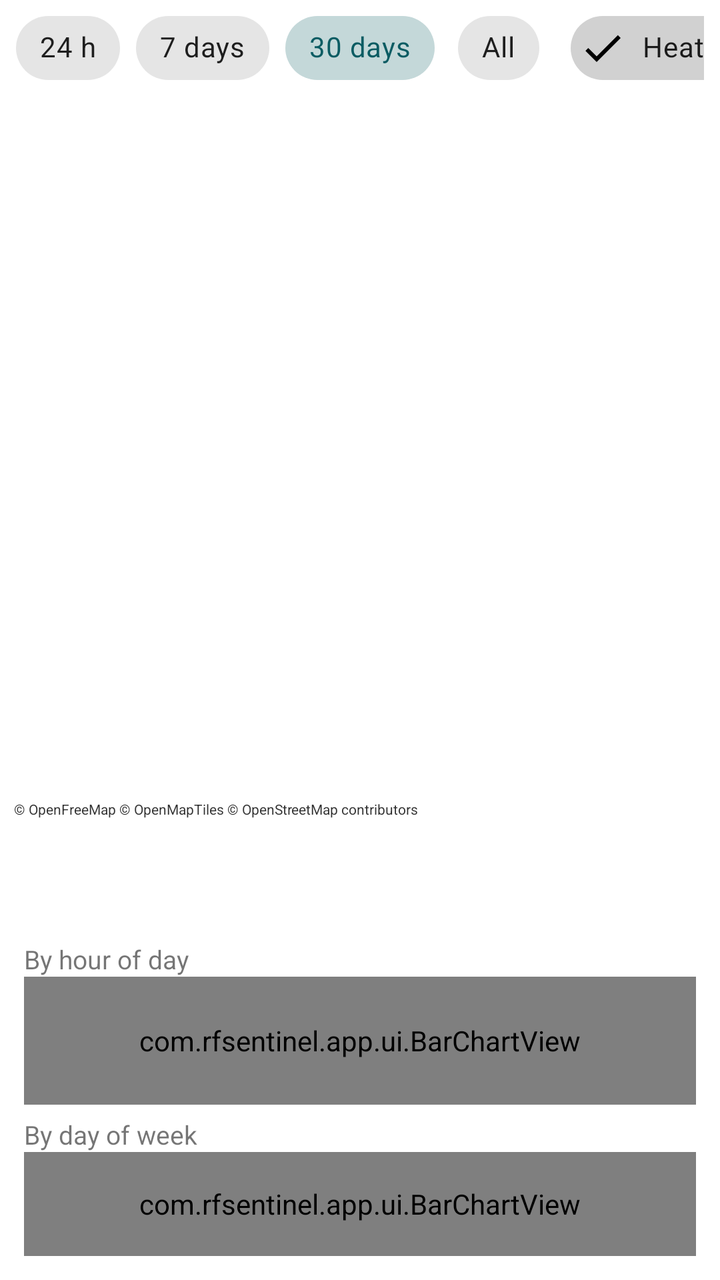
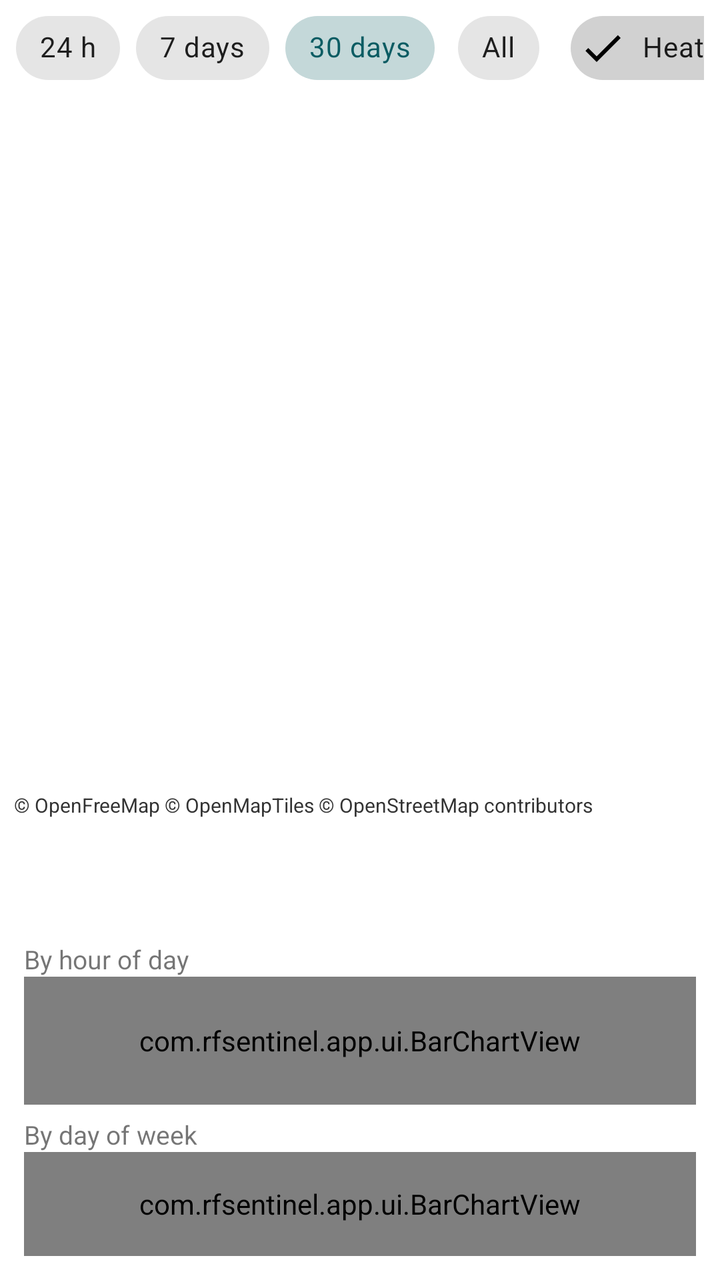

Compare the two renders of this Android layout. The source of the first and the diff that turns it into the second are given below.
<!-- AndroidManifest.xml: application theme Theme.RFSentinel -->
<!-- res/layout/activity_history.xml -->
<?xml version="1.0" encoding="utf-8"?>
<LinearLayout xmlns:android="http://schemas.android.com/apk/res/android"
    xmlns:app="http://schemas.android.com/apk/res-auto"
    android:layout_width="match_parent"
    android:layout_height="match_parent"
    android:orientation="vertical">

    <HorizontalScrollView
        android:layout_width="match_parent"
        android:layout_height="wrap_content"
        android:paddingStart="8dp"
        android:paddingEnd="8dp"
        android:scrollbars="none">

        <LinearLayout
            android:layout_width="wrap_content"
            android:layout_height="wrap_content"
            android:gravity="center_vertical"
            android:orientation="horizontal">

        <com.google.android.material.chip.ChipGroup
            android:id="@+id/rangeChips"
            android:layout_width="wrap_content"
            android:layout_height="wrap_content"
            app:selectionRequired="true"
            app:singleLine="true"
            app:singleSelection="true">

            <com.google.android.material.chip.Chip
                android:id="@+id/range24h"
                style="@style/Widget.MaterialComponents.Chip.Choice"
                android:layout_width="wrap_content"
                android:layout_height="wrap_content"
                android:text="24 h" />

            <com.google.android.material.chip.Chip
                android:id="@+id/range7d"
                style="@style/Widget.MaterialComponents.Chip.Choice"
                android:layout_width="wrap_content"
                android:layout_height="wrap_content"
                android:text="7 days" />

            <com.google.android.material.chip.Chip
                android:id="@+id/range30d"
                style="@style/Widget.MaterialComponents.Chip.Choice"
                android:layout_width="wrap_content"
                android:layout_height="wrap_content"
                android:checked="true"
                android:text="30 days" />

            <com.google.android.material.chip.Chip
                android:id="@+id/rangeAll"
                style="@style/Widget.MaterialComponents.Chip.Choice"
                android:layout_width="wrap_content"
                android:layout_height="wrap_content"
                android:text="All" />

        </com.google.android.material.chip.ChipGroup>

            <com.google.android.material.chip.Chip
                android:id="@+id/heatChip"
                style="@style/Widget.MaterialComponents.Chip.Filter"
                android:layout_width="wrap_content"
                android:layout_height="wrap_content"
                android:layout_marginStart="12dp"
                android:checkable="true"
                android:checked="true"
                android:text="Heatmap" />
        </LinearLayout>
    </HorizontalScrollView>

    <FrameLayout
        android:layout_width="match_parent"
        android:layout_height="0dp"
        android:layout_weight="1">

        
        <FrameLayout
            android:id="@+id/map"
            android:layout_width="match_parent"
            android:layout_height="match_parent" />

        
        <TextView
            android:id="@+id/mapCredit"
            android:layout_width="wrap_content"
            android:layout_height="wrap_content"
            android:layout_gravity="bottom|start"
            android:layout_margin="4dp"
            android:background="#99FFFFFF"
            android:paddingStart="3dp"
            android:paddingEnd="3dp"
            android:text="© OpenFreeMap © OpenMapTiles © OpenStreetMap contributors"
            android:textColor="#333333"
            android:textSize="7sp" />
    </FrameLayout>

    <LinearLayout
        android:id="@+id/panel"
        android:layout_width="match_parent"
        android:layout_height="wrap_content"
        android:orientation="vertical"
        android:padding="12dp">

        <TextView
            android:id="@+id/summaryText"
            android:layout_width="match_parent"
            android:layout_height="wrap_content"
            android:textSize="14sp"
            android:textStyle="bold" />

        <TextView
            android:id="@+id/detailText"
            android:layout_width="match_parent"
            android:layout_height="wrap_content"
            android:paddingTop="2dp"
            android:textSize="12sp" />

        <TextView
            style="@style/SettingsLabel"
            android:paddingTop="8dp"
            android:text="By hour of day" />

        <com.rfsentinel.app.ui.BarChartView
            android:id="@+id/hourChart"
            android:layout_width="match_parent"
            android:layout_height="64dp" />

        <TextView
            style="@style/SettingsLabel"
            android:paddingTop="6dp"
            android:text="By day of week" />

        <com.rfsentinel.app.ui.BarChartView
            android:id="@+id/dayChart"
            android:layout_width="match_parent"
            android:layout_height="52dp" />
    </LinearLayout>
</LinearLayout>
<!-- resources referenced by this layout -->
<resources>
  <style name="SettingsLabel" parent="SettingsControl">
          <item name="android:paddingTop">10dp</item>
          <item name="android:textSize">13sp</item>
      </style>
  <style name="Theme.RFSentinel" parent="Theme.MaterialComponents.DayNight.DarkActionBar">
          <item name="textAppearanceButton">@style/TextAppearance.RFSentinel.Button</item>
          <item name="colorPrimary">@color/brand_primary</item>
          <item name="colorPrimaryVariant">@color/brand_primary_dark</item>
          <item name="colorOnPrimary">@android:color/white</item>
          <item name="colorSecondary">@color/brand_accent</item>
          <item name="colorOnSecondary">@android:color/white</item>
          <item name="rfScopeColor">@color/scope</item>
          <item name="rfScopeTextColor">@color/scope_text</item>
          <item name="rfTraceColor">@color/trace</item>
          <item name="rfAccent">@color/brand_highlight</item>
          <item name="rfOnAccent">@color/brand_on_highlight</item>
      </style>
  <style name="SettingsControl">
          <item name="android:layout_width">match_parent</item>
          <item name="android:layout_height">wrap_content</item>
      </style>
  <style name="TextAppearance.RFSentinel.Button" parent="TextAppearance.MaterialComponents.Button">
          <item name="android:textAllCaps">false</item>
          <item name="android:letterSpacing">0</item>
      </style>
  <color name="brand_primary">#0B5C63</color>
  <color name="brand_primary_dark">#073F44</color>
  <color name="brand_accent">#E0622D</color>
  <color name="scope">#0B5C63</color>
  <color name="scope_text">#AA0B5C63</color>
  <color name="trace">#E0622D</color>
  <color name="brand_highlight">#0B5C63</color>
  <color name="brand_on_highlight">#FFFFFF</color>
</resources>

<!-- the commit's change to res/layout/activity_history.xml (unified diff, before → after) -->
@@ -92,7 +92,7 @@
             android:paddingEnd="3dp"
             android:text="© OpenFreeMap © OpenMapTiles © OpenStreetMap contributors"
             android:textColor="#333333"
-            android:textSize="7sp" />
+            android:textSize="10sp" />
     </FrameLayout>
 
     <LinearLayout
